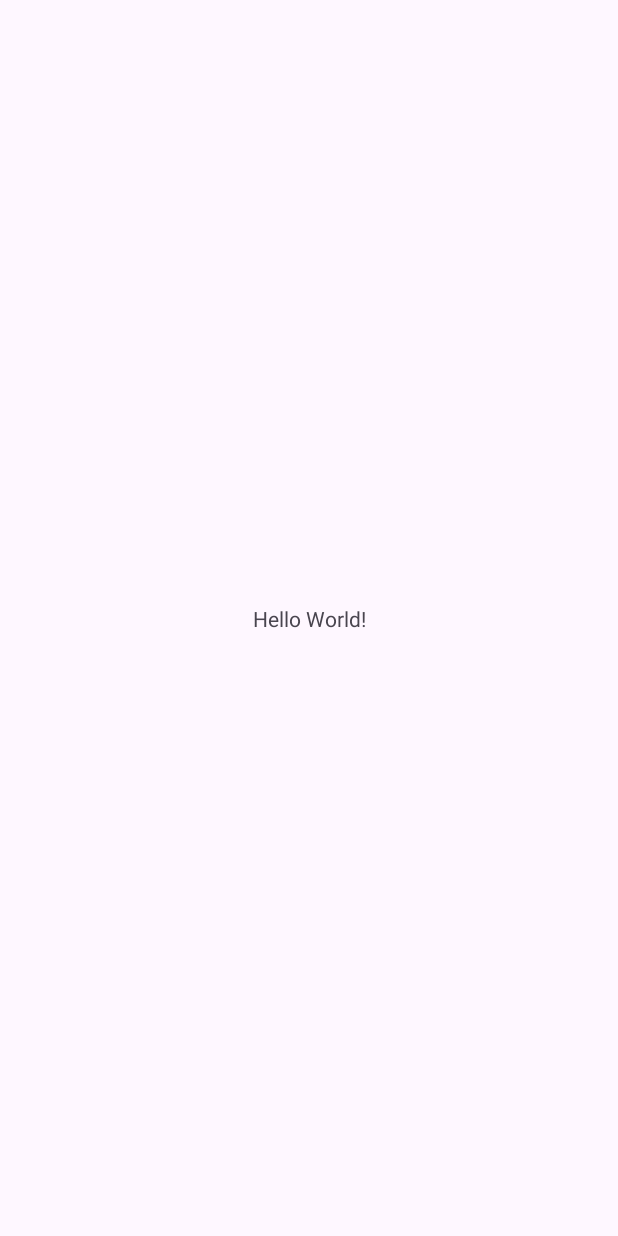
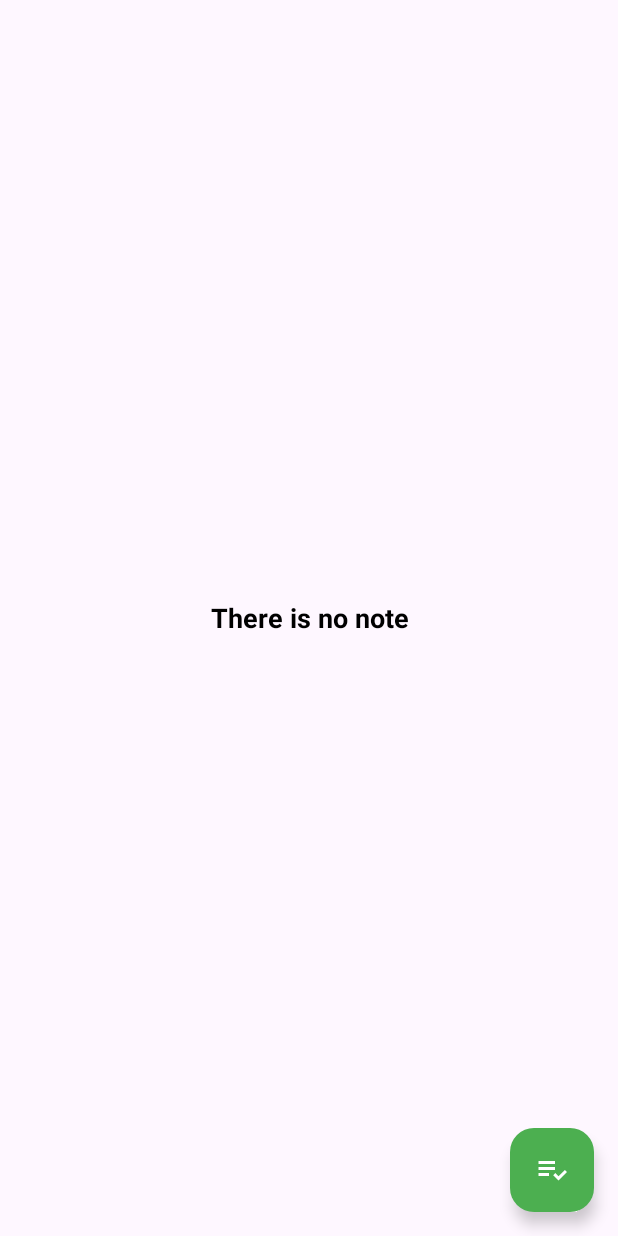
Before and after one commit to ALLAN-star-glitch/Koin-Besides-Room-Kotlin-Project, an Android app: the screen it shows after launch (MainActivity), on a phone screen of 412 x 824 dp. Before the commit the screen is almost empty. Run offline under Robolectric (Android 15) with nearby library versions, the phone set to English and light mode, and no system bars; 1 statement that could not run was skipped.

Commit message:
configured koin, added view model, and di

```diff
--- a/app/src/main/AndroidManifest.xml
+++ b/app/src/main/AndroidManifest.xml
@@ -3,6 +3,7 @@
     xmlns:tools="http://schemas.android.com/tools">
 
     <application
+        android:name=".MyApp"
         android:allowBackup="true"
         android:dataExtractionRules="@xml/data_extraction_rules"
         android:fullBackupContent="@xml/backup_rules"
@@ -13,7 +14,7 @@
         android:theme="@style/Theme.KoinRoom"
         tools:targetApi="31">
         <activity
-            android:name=".MainActivity"
+            android:name=".ui.activities.MainActivity"
             android:exported="true">
             <intent-filter>
                 <action android:name="android.intent.action.MAIN" />
--- /dev/null
+++ b/app/src/main/java/com/example/koinroom/MyApp.kt
@@ -0,0 +1,14 @@
+package com.example.koinroom
+
+import android.app.Application
+import org.koin.core.context.startKoin
+
+class MyApp : Application() {
+
+    override fun onCreate() {
+        super.onCreate()
+        startKoin{
+
+        }
+    }
+}
--- a/app/src/main/java/com/example/koinroom/MainActivity.kt
+++ b/app/src/main/java/com/example/koinroom/ui/activities/MainActivity.kt
@@ -1,10 +1,11 @@
-package com.example.koinroom
+package com.example.koinroom.ui.activities
 
 import android.os.Bundle
 import androidx.activity.enableEdgeToEdge
 import androidx.appcompat.app.AppCompatActivity
 import androidx.core.view.ViewCompat
 import androidx.core.view.WindowInsetsCompat
+import com.example.koinroom.R
 
 class MainActivity : AppCompatActivity() {
     override fun onCreate(savedInstanceState: Bundle?) {
--- /dev/null
+++ b/app/src/main/res/drawable/ic_add.xml
@@ -0,0 +1,5 @@
+<vector xmlns:android="http://schemas.android.com/apk/res/android" android:height="24dp" android:tint="#000000" android:viewportHeight="24" android:viewportWidth="24" android:width="24dp">
+
+    <path android:fillColor="@android:color/white" android:pathData="M19,13h-6v6h-2v-6H5v-2h6V5h2v6h6v2z"/>
+
+</vector>
--- /dev/null
+++ b/app/src/main/res/drawable/ic_add_.xml
@@ -0,0 +1,11 @@
+<vector xmlns:android="http://schemas.android.com/apk/res/android" android:autoMirrored="true" android:height="24dp" android:tint="#000000" android:viewportHeight="24" android:viewportWidth="24" android:width="24dp">
+
+    <path android:fillColor="@android:color/white" android:pathData="M3,10h11v2h-11z"/>
+
+    <path android:fillColor="@android:color/white" android:pathData="M3,6h11v2h-11z"/>
+
+    <path android:fillColor="@android:color/white" android:pathData="M3,14h7v2h-7z"/>
+
+    <path android:fillColor="@android:color/white" android:pathData="M20.59,11.93l-4.25,4.24l-2.12,-2.12l-1.41,1.41l3.53,3.54l5.66,-5.66z"/>
+
+</vector>
--- /dev/null
+++ b/app/src/main/res/drawable/ic_save.xml
@@ -0,0 +1,5 @@
+<vector xmlns:android="http://schemas.android.com/apk/res/android" android:height="24dp" android:tint="#000000" android:viewportHeight="24" android:viewportWidth="24" android:width="24dp">
+
+    <path android:fillColor="@android:color/white" android:pathData="M21,12.4V7l-4,-4H5C3.89,3 3,3.9 3,5v14c0,1.1 0.89,2 2,2h7.4L21,12.4zM15,15c0,1.66 -1.34,3 -3,3s-3,-1.34 -3,-3s1.34,-3 3,-3S15,13.34 15,15zM6,6h9v4H6V6zM19.99,16.25l1.77,1.77L16.77,23H15v-1.77L19.99,16.25zM23.25,16.51l-0.85,0.85l-1.77,-1.77l0.85,-0.85c0.2,-0.2 0.51,-0.2 0.71,0l1.06,1.06C23.45,16 23.45,16.32 23.25,16.51z"/>
+
+</vector>
--- a/app/src/main/res/layout/activity_main.xml
+++ b/app/src/main/res/layout/activity_main.xml
@@ -2,18 +2,42 @@
 <androidx.constraintlayout.widget.ConstraintLayout xmlns:android="http://schemas.android.com/apk/res/android"
     xmlns:app="http://schemas.android.com/apk/res-auto"
     xmlns:tools="http://schemas.android.com/tools"
-    android:id="@+id/main"
     android:layout_width="match_parent"
     android:layout_height="match_parent"
-    tools:context=".MainActivity">
-
-    <TextView
-        android:layout_width="wrap_content"
-        android:layout_height="wrap_content"
-        android:text="Hello World!"
+    tools:context=".ui.activities.MainActivity">
+    <androidx.recyclerview.widget.RecyclerView
+        android:id="@+id/rvNoteList"
+        android:layout_width="0dp"
+        android:layout_height="0dp"
+        android:visibility="gone"
         app:layout_constraintBottom_toBottomOf="parent"
         app:layout_constraintEnd_toEndOf="parent"
         app:layout_constraintStart_toStartOf="parent"
         app:layout_constraintTop_toTopOf="parent" />
 
+    <TextView
+        android:id="@+id/tvEmptyText"
+        android:layout_width="match_parent"
+        android:layout_height="match_parent"
+        android:gravity="center"
+        android:text="@string/there_is_no_note"
+        android:textColor="@color/black"
+        android:textSize="18sp"
+        android:textStyle="bold" />
+
+    <com.google.android.material.floatingactionbutton.FloatingActionButton
+        android:id="@+id/btnAddNote"
+        android:layout_width="wrap_content"
+        android:layout_height="wrap_content"
+        android:layout_marginEnd="16dp"
+        android:layout_marginBottom="16dp"
+        android:clickable="true"
+        android:focusable="true"
+        android:src="@drawable/ic_add_"
+        app:backgroundTint="#4CAF50"
+        app:layout_constraintBottom_toBottomOf="parent"
+        app:layout_constraintEnd_toEndOf="parent"
+        app:tint="@color/white"
+        android:contentDescription="ContentDescriptionFab" />
+
 </androidx.constraintlayout.widget.ConstraintLayout>
--- a/app/src/main/res/values/strings.xml
+++ b/app/src/main/res/values/strings.xml
@@ -1,3 +1,6 @@
 <resources>
     <string name="app_name">KoinRoom</string>
+    <!-- TODO: Remove or change this placeholder text -->
+    <string name="hello_blank_fragment">Hello blank fragment</string>
+    <string name="there_is_no_note">There is no note</string>
 </resources>
```
Also changed, not shown: app/build.gradle.kts (+14 -0 lines), app/src/main/java/com/example/koinroom/db/NoteDao.kt (added, +19 -0 lines), app/src/main/java/com/example/koinroom/db/NoteDatabase.kt (added, +10 -0 lines), app/src/main/java/com/example/koinroom/db/NoteEntity.kt (added, +17 -0 lines), app/src/main/java/com/example/koinroom/di/DatabaseDi.kt (added, +15 -0 lines), app/src/main/java/com/example/koinroom/di/DatabaseModule.kt (added, +17 -0 lines), app/src/main/java/com/example/koinroom/repository/DatabaseRepository.kt (added, +10 -0 lines), app/src/main/java/com/example/koinroom/ui/fragments/AddNoteFragment.kt (added, +29 -0 lines), app/src/main/java/com/example/koinroom/utils/Constants.kt (added, +7 -0 lines), app/src/main/java/com/example/koinroom/viewmodels/DatabaseViewModel.kt (added, +26 -0 lines), app/src/main/res/layout/fragment_add_note.xml (added, +92 -0 lines), app/src/main/res/layout/item_note.xml (added, +50 -0 lines).
